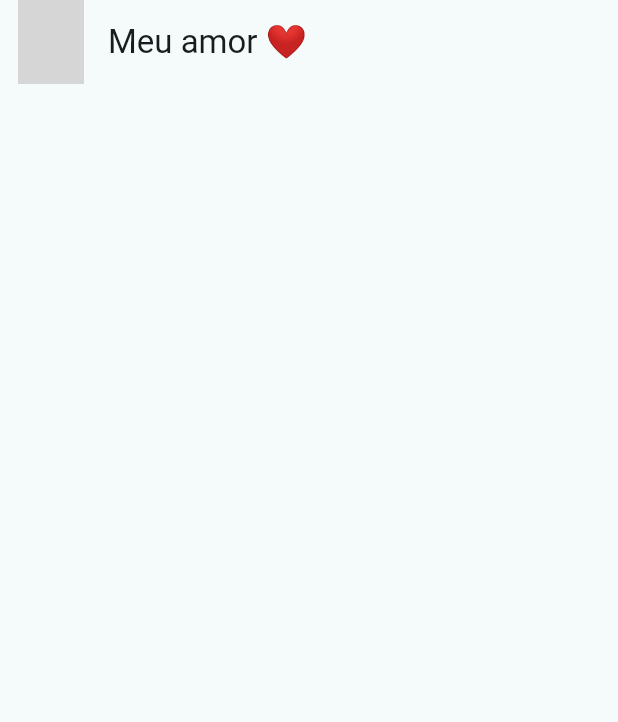
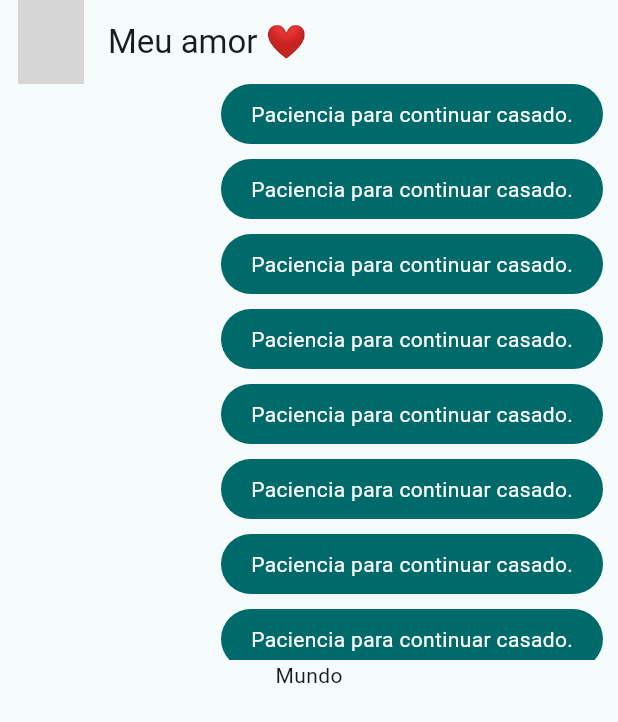
Before and after one commit to albertobezerra/yes_or_no, a Flutter app: the screen it shows after launch, on a phone screen of 412 x 824 dp. Shown: the top 722 px of the screen. Run offline on Flutter 3.47's test engine with Material 3 defaults, Android fonts, the phone set to English and light mode, and no system bars; network calls fail; grey boxes are pictures that could not be loaded.

Commit message:
Estruturando o chat

```diff
--- a/lib/main.dart
+++ b/lib/main.dart
@@ -15,7 +15,7 @@ class MyApp extends StatelessWidget {
   Widget build(BuildContext context) {
     return MaterialApp(
       debugShowCheckedModeBanner: false,
-      theme: AppTheme(seletordeCor: 4).theme(),
+      theme: AppTheme(seletordeCor: 3).theme(),
       title: 'Yes No App',
       home: const ChatScreen(),
     );
--- a/lib/screens/chat/chat_screen.dart
+++ b/lib/screens/chat/chat_screen.dart
@@ -1,4 +1,5 @@
 import 'package:flutter/material.dart';
+import 'package:yes_or_no/screens/widgets/chat/my_message_bubble.dart';
 
 class ChatScreen extends StatelessWidget {
   const ChatScreen({super.key});
@@ -17,6 +18,35 @@ class ChatScreen extends StatelessWidget {
         title: const Text('Meu amor ❤️'),
         centerTitle: false,
       ),
+      body: const _ChatView(),
     );
   }
 }
+
+class _ChatView extends StatelessWidget {
+  const _ChatView();
+
+  @override
+  Widget build(BuildContext context) {
+    return SafeArea(
+      child: Padding(
+        padding: const EdgeInsets.symmetric(horizontal: 10),
+        child: Column(
+          children: [
+            Expanded(
+              child: (ListView.builder(
+                itemCount: 10,
+                itemBuilder: (context, index) {
+                  return const MyMessageBubble();
+                },
+              )),
+            ),
+            Expanded(
+              child: Text('Mundo'),
+            ),
+          ],
+        ),
+      ),
+    );
+  }
+}
--- /dev/null
+++ b/lib/screens/widgets/chat/my_message_bubble.dart
@@ -0,0 +1,36 @@
+import 'package:flutter/material.dart';
+
+class MyMessageBubble extends StatelessWidget {
+  const MyMessageBubble({super.key});
+
+  @override
+  Widget build(BuildContext context) {
+    final colors = Theme.of(context).colorScheme;
+    return Column(
+      crossAxisAlignment: CrossAxisAlignment.end,
+      children: [
+        Container(
+          decoration: BoxDecoration(
+            borderRadius: BorderRadius.circular(20),
+            color: colors.primary,
+          ),
+          child: const Padding(
+            padding: EdgeInsets.symmetric(
+              horizontal: 20,
+              vertical: 10,
+            ),
+            child: Text(
+              'Paciencia para continuar casado.',
+              style: TextStyle(
+                color: Colors.white,
+              ),
+            ),
+          ),
+        ),
+        const SizedBox(
+          height: 10,
+        )
+      ],
+    );
+  }
+}
```
